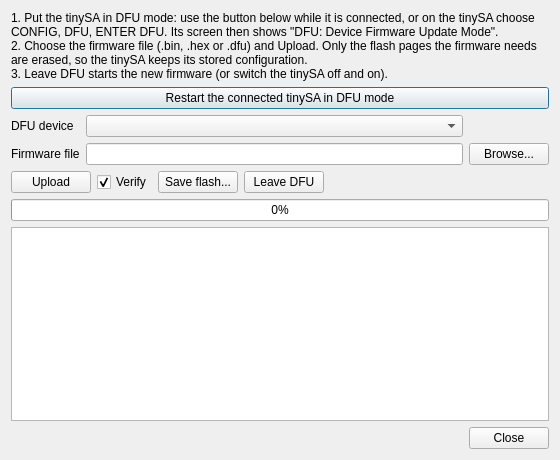
The window that src/ui/firmwaredialog.ui (erikkaashoek/tinySA-app) describes before a commit, drawn with Qt 5.
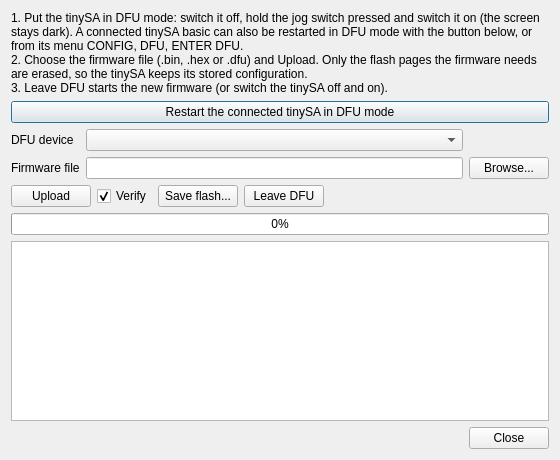
The same window after the commit.

Commit message: Hardware session fixes: remote mode, DFU entry, DFU device selection

What changed in the file:
```diff
--- a/src/ui/firmwaredialog.ui
+++ b/src/ui/firmwaredialog.ui
@@ -17,7 +17,7 @@
    <item>
     <widget class="QLabel" name="firmwareHelp">
      <property name="text">
-      <string>1. Put the tinySA in DFU mode: use the button below while it is connected, or on the tinySA choose CONFIG, DFU, ENTER DFU. Its screen then shows &quot;DFU: Device Firmware Update Mode&quot;.
+      <string>1. Put the tinySA in DFU mode: switch it off, hold the jog switch pressed and switch it on (the screen stays dark). A connected tinySA basic can also be restarted in DFU mode with the button below, or from its menu CONFIG, DFU, ENTER DFU.
 2. Choose the firmware file (.bin, .hex or .dfu) and Upload. Only the flash pages the firmware needs are erased, so the tinySA keeps its stored configuration.
 3. Leave DFU starts the new firmware (or switch the tinySA off and on).</string>
      </property>
```
The commit also changes 15 other files.
